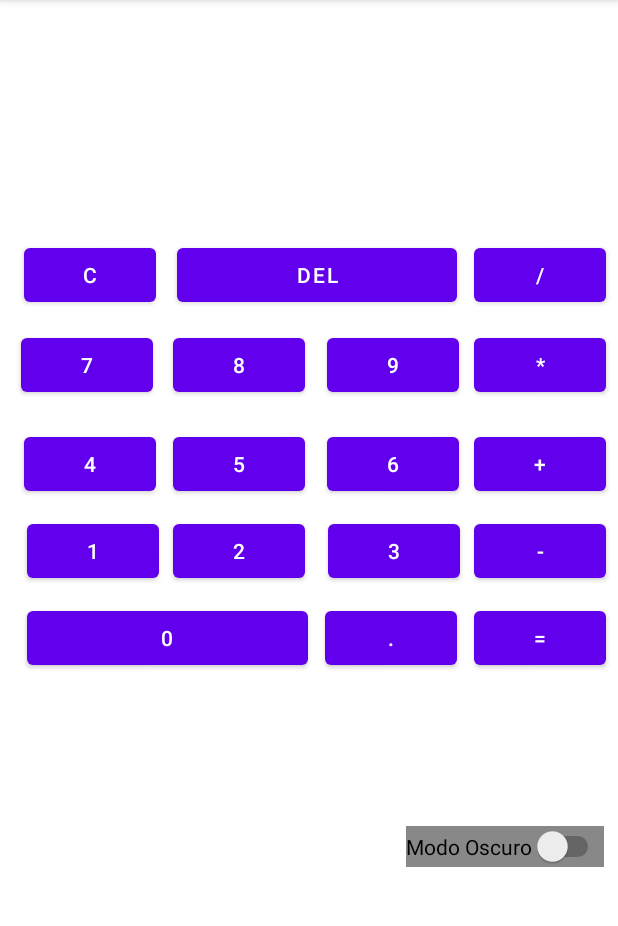
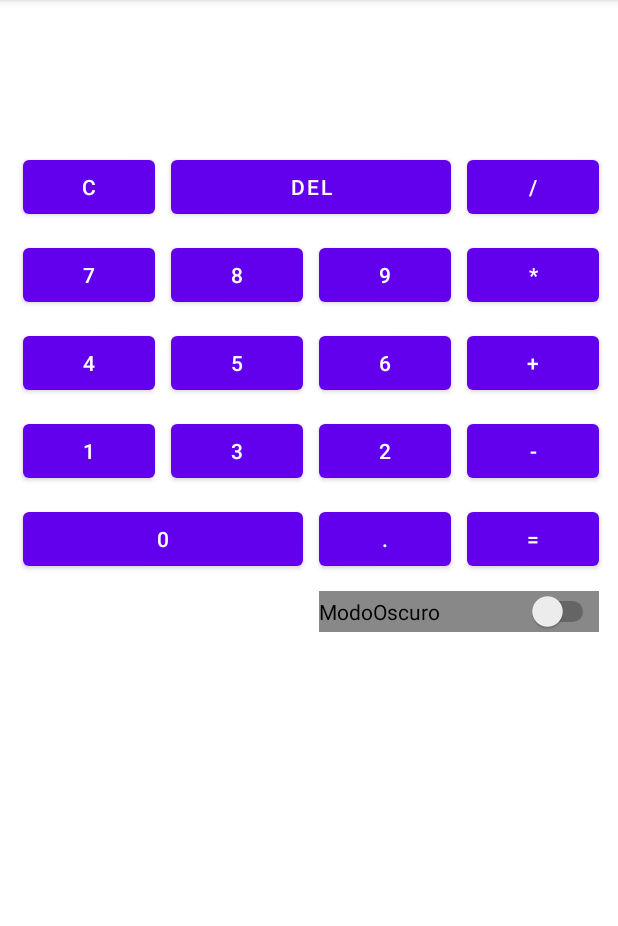
Before and after one commit to Enriquegpb/Caculadora, an Android app: the screen it shows after launch (MainActivity), on a phone screen of 412 x 824 dp, the part 84-1010 px from its top. Run offline under Robolectric (Android 15) with nearby library versions, the phone set to English and light mode, and no system bars.

Commit message:
Tablelayout

```diff
--- a/app/src/main/res/layout/activity_main.xml
+++ b/app/src/main/res/layout/activity_main.xml
@@ -1,220 +1,199 @@
 <?xml version="1.0" encoding="utf-8"?>
 <androidx.constraintlayout.widget.ConstraintLayout xmlns:android="http://schemas.android.com/apk/res/android"
-    xmlns:app="http://schemas.android.com/apk/res-auto"
     xmlns:tools="http://schemas.android.com/tools"
     android:id="@+id/contenedor"
     android:layout_width="match_parent"
     android:layout_height="match_parent"
     tools:context=".MainActivity">
 
+    <TableLayout
+        android:layout_width="match_parent"
+        android:layout_height="match_parent"
+        android:layout_margin="10dp"
+        tools:layout_editor_absoluteX="1dp"
+        tools:layout_editor_absoluteY="542dp">
+
+        <TableRow
+            android:layout_width="match_parent"
+            android:layout_height="match_parent">
+
             <TextView
                 android:id="@+id/textView"
-        android:layout_width="379dp"
-        android:layout_height="109dp"
-        app:layout_constraintBottom_toBottomOf="parent"
-        app:layout_constraintLeft_toLeftOf="parent"
-        app:layout_constraintRight_toRightOf="parent"
-        app:layout_constraintTop_toTopOf="parent"
-        app:layout_constraintVertical_bias="0.043" />
+                android:layout_width="match_parent"
+                android:layout_height="match_parent"
+                android:layout_span="4"
+                android:height="85dp" />
+        </TableRow>
+
+        <TableRow
+            android:layout_width="match_parent"
+            android:layout_height="match_parent">
+
+            <Button
+                android:id="@+id/button"
+                android:layout_width="wrap_content"
+                android:layout_height="wrap_content"
+                android:layout_margin="5dp"
+                android:text="@string/c" />
+
+            <Button
+                android:id="@+id/button2"
+                android:layout_height="wrap_content"
+                android:layout_margin="5dp"
+                android:layout_span="2"
+                android:width="0dp"
+                android:text="@string/del" />
+
+            <Button
+                android:id="@+id/button3"
+                android:layout_width="wrap_content"
+                android:layout_height="wrap_content"
+                android:layout_margin="5dp"
+                android:text="@string/dividir" />
+        </TableRow>
+
+        <TableRow
+            android:layout_width="match_parent"
+            android:layout_height="match_parent">
+
+            <Button
+                android:id="@+id/button4"
+                android:layout_width="wrap_content"
+                android:layout_height="wrap_content"
+                android:layout_margin="5dp"
+                android:text="@string/_7" />
+
+            <Button
+                android:id="@+id/button5"
+                android:layout_width="wrap_content"
+                android:layout_height="wrap_content"
+                android:layout_margin="5dp"
+                android:text="@string/_8" />
+
+            <Button
+                android:id="@+id/button6"
+                android:layout_width="wrap_content"
+                android:layout_height="wrap_content"
+                android:layout_margin="5dp"
+                android:text="@string/_9" />
+
+            <Button
+                android:id="@+id/button13"
+                android:layout_width="wrap_content"
+                android:layout_height="wrap_content"
+                android:layout_margin="5dp"
+                android:text="@string/multiplicar" />
+        </TableRow>
+
+        <TableRow
+            android:layout_width="match_parent"
+            android:layout_height="match_parent">
 
             <Button
                 android:id="@+id/button7"
                 android:layout_width="wrap_content"
                 android:layout_height="wrap_content"
-        android:layout_marginStart="8dp"
-        android:layout_marginEnd="3dp"
-        android:text="@string/_4"
-        app:layout_constraintBaseline_toBaselineOf="@+id/button8"
-        app:layout_constraintEnd_toStartOf="@+id/button8"
-        app:layout_constraintStart_toStartOf="parent" />
+                android:layout_margin="5dp"
+                android:text="@string/_4" />
+
+            <Button
+                android:id="@+id/button8"
+                android:layout_width="wrap_content"
+                android:layout_height="wrap_content"
+                android:layout_margin="5dp"
+                android:text="@string/_5" />
+
+            <Button
+                android:id="@+id/button9"
+                android:layout_width="wrap_content"
+                android:layout_height="wrap_content"
+                android:layout_margin="5dp"
+                android:text="@string/_6" />
+
+            <Button
+                android:id="@+id/button14"
+                android:layout_width="wrap_content"
+                android:layout_height="wrap_content"
+                android:layout_margin="5dp"
+                android:text="@string/sumar" />
+
+        </TableRow>
+
+        <TableRow
+            android:layout_width="match_parent"
+            android:layout_height="match_parent">
+
+            <Button
+                android:id="@+id/button10"
+                android:layout_width="wrap_content"
+                android:layout_height="wrap_content"
+                android:layout_margin="5dp"
+                android:text="@string/_1" />
 
             <Button
                 android:id="@+id/button12"
                 android:layout_width="wrap_content"
                 android:layout_height="wrap_content"
-        android:layout_marginTop="10dp"
-        android:layout_marginEnd="1dp"
-        android:text="@string/_3"
-        app:layout_constraintEnd_toStartOf="@+id/button15"
-        app:layout_constraintStart_toEndOf="@+id/button11"
-        app:layout_constraintTop_toBottomOf="@+id/button9" />
+                android:layout_margin="5dp"
+                android:text="@string/_3" />
 
             <Button
                 android:id="@+id/button11"
                 android:layout_width="wrap_content"
                 android:layout_height="wrap_content"
-        android:layout_marginTop="10dp"
-        android:layout_marginEnd="7dp"
-        android:text="@string/_2"
-        app:layout_constraintEnd_toStartOf="@+id/button12"
-        app:layout_constraintStart_toEndOf="@+id/button10"
-        app:layout_constraintTop_toBottomOf="@+id/button8" />
-
-    <Button
-        android:id="@+id/button2"
-        android:layout_width="0dp"
-        android:layout_height="48dp"
-        android:layout_marginTop="23dp"
-        android:layout_marginEnd="11dp"
-        android:layout_marginBottom="13dp"
-        android:text="@string/del"
-        app:layout_constraintBottom_toTopOf="@+id/button6"
-        app:layout_constraintEnd_toStartOf="@+id/button3"
-        app:layout_constraintStart_toEndOf="@+id/button"
-        app:layout_constraintTop_toBottomOf="@+id/textView" />
-
-    <Button
-        android:id="@+id/button14"
-        android:layout_width="wrap_content"
-        android:layout_height="wrap_content"
-        android:text="@string/sumar"
-        app:layout_constraintBaseline_toBaselineOf="@+id/button9"
-        app:layout_constraintEnd_toEndOf="parent"
-        app:layout_constraintStart_toEndOf="@+id/button9" />
-
-    <Button
-        android:id="@+id/button4"
-        android:layout_width="wrap_content"
-        android:layout_height="wrap_content"
-        android:layout_marginStart="6dp"
-        android:layout_marginEnd="5dp"
-        android:text="@string/_7"
-        app:layout_constraintBaseline_toBaselineOf="@+id/button5"
-        app:layout_constraintEnd_toStartOf="@+id/button5"
-        app:layout_constraintStart_toStartOf="parent" />
-
-    <Button
-        android:id="@+id/button13"
-        android:layout_width="wrap_content"
-        android:layout_height="wrap_content"
-        android:text="@string/multiplicar"
-        app:layout_constraintBaseline_toBaselineOf="@+id/button6"
-        app:layout_constraintEnd_toEndOf="parent"
-        app:layout_constraintStart_toEndOf="@+id/button6" />
+                android:layout_margin="5dp"
+                android:text="@string/_2" />
 
             <Button
                 android:id="@+id/button15"
                 android:layout_width="wrap_content"
                 android:layout_height="wrap_content"
-        android:text="@string/restar"
-        app:layout_constraintBaseline_toBaselineOf="@+id/button12"
-        app:layout_constraintEnd_toEndOf="parent"
-        app:layout_constraintStart_toEndOf="@+id/button12" />
+                android:layout_margin="5dp"
+                android:text="@string/restar" />
+
+        </TableRow>
+
+        <TableRow
+            android:layout_width="match_parent"
+            android:layout_height="match_parent">
 
             <Button
                 android:id="@+id/button18"
-        android:layout_width="0dp"
-        android:layout_height="48dp"
-        android:layout_marginStart="18dp"
-        android:layout_marginEnd="11dp"
-        android:text="@string/_0"
-        app:layout_constraintBaseline_toBaselineOf="@+id/button17"
-        app:layout_constraintEnd_toStartOf="@+id/button17"
-        app:layout_constraintStart_toStartOf="parent" />
+                android:layout_width="wrap_content"
+                android:layout_height="wrap_content"
+                android:layout_margin="5dp"
+                android:layout_span="2"
+                android:text="@string/_0" />
+
+            <Button
+                android:id="@+id/button17"
+                android:layout_width="wrap_content"
+                android:layout_height="wrap_content"
+                android:layout_margin="5dp"
+                android:text="@string/coma" />
 
             <Button
                 android:id="@+id/button16"
                 android:layout_width="wrap_content"
                 android:layout_height="wrap_content"
-        android:layout_marginEnd="8dp"
-        android:text="@string/igual"
-        app:layout_constraintBaseline_toBaselineOf="@+id/button17"
-        app:layout_constraintEnd_toEndOf="parent"
-        app:layout_constraintStart_toEndOf="@+id/button17" />
+                android:layout_margin="5dp"
+                android:text="@string/igual" />
 
-    <Button
-        android:id="@+id/button6"
-        android:layout_width="wrap_content"
-        android:layout_height="wrap_content"
-        android:layout_marginTop="82dp"
-        android:layout_marginEnd="2dp"
-        android:text="@string/_9"
-        app:layout_constraintEnd_toStartOf="@+id/button13"
-        app:layout_constraintStart_toEndOf="@+id/button5"
-        app:layout_constraintTop_toBottomOf="@+id/textView" />
+        </TableRow>
 
-    <Button
-        android:id="@+id/button8"
-        android:layout_width="wrap_content"
-        android:layout_height="wrap_content"
-        android:layout_marginEnd="6dp"
-        android:text="@string/_5"
-        app:layout_constraintEnd_toStartOf="@+id/button9"
-        app:layout_constraintStart_toEndOf="@+id/button7"
-        app:layout_constraintTop_toTopOf="@+id/button9" />
-
-    <Button
-        android:id="@+id/button10"
-        android:layout_width="wrap_content"
-        android:layout_height="wrap_content"
-        android:layout_marginStart="10dp"
-        android:layout_marginEnd="1dp"
-        android:text="@string/_1"
-        app:layout_constraintBaseline_toBaselineOf="@+id/button11"
-        app:layout_constraintEnd_toStartOf="@+id/button11"
-        app:layout_constraintStart_toStartOf="parent" />
-
-    <Button
-        android:id="@+id/button"
-        android:layout_width="wrap_content"
-        android:layout_height="wrap_content"
-        android:layout_marginStart="16dp"
-        android:layout_marginEnd="14dp"
-        android:text="@string/c"
-        app:layout_constraintBaseline_toBaselineOf="@+id/button2"
-        app:layout_constraintEnd_toStartOf="@+id/button2"
-        app:layout_constraintStart_toStartOf="parent" />
-
-    <Button
-        android:id="@+id/button17"
-        android:layout_width="wrap_content"
-        android:layout_height="wrap_content"
-        android:layout_marginTop="10dp"
-        android:layout_marginEnd="11dp"
-        android:text="@string/coma"
-        app:layout_constraintEnd_toStartOf="@+id/button16"
-        app:layout_constraintStart_toEndOf="@+id/button18"
-        app:layout_constraintTop_toBottomOf="@+id/button12" />
-
-    <Button
-        android:id="@+id/button9"
-        android:layout_width="wrap_content"
-        android:layout_height="wrap_content"
-        android:layout_marginTop="18dp"
-        android:layout_marginEnd="2dp"
-        android:text="@string/_6"
-        app:layout_constraintEnd_toStartOf="@+id/button14"
-        app:layout_constraintStart_toEndOf="@+id/button8"
-        app:layout_constraintTop_toBottomOf="@+id/button6" />
-
-    <Button
-        android:id="@+id/button5"
-        android:layout_width="wrap_content"
-        android:layout_height="wrap_content"
-        android:layout_marginEnd="6dp"
-        android:text="@string/_8"
-        app:layout_constraintEnd_toStartOf="@+id/button6"
-        app:layout_constraintStart_toEndOf="@+id/button4"
-        app:layout_constraintTop_toTopOf="@+id/button6" />
-
-    <Button
-        android:id="@+id/button3"
-        android:layout_width="wrap_content"
-        android:layout_height="wrap_content"
-        android:layout_marginEnd="8dp"
-        android:text="@string/dividir"
-        app:layout_constraintBaseline_toBaselineOf="@+id/button2"
-        app:layout_constraintEnd_toEndOf="parent"
-        app:layout_constraintStart_toEndOf="@+id/button2" />
+        <TableRow
+            android:layout_width="match_parent"
+            android:layout_height="match_parent">
 
             <Switch
                 android:id="@+id/sw"
                 android:layout_width="wrap_content"
                 android:layout_height="wrap_content"
-        android:layout_marginEnd="9dp"
-        android:layout_marginBottom="190dp"
-        android:text="Modo Oscuro"
-        app:layout_constraintBottom_toBottomOf="parent"
-        app:layout_constraintEnd_toEndOf="parent" />
+                android:layout_column="2"
+                android:layout_margin="5dp"
+                android:layout_span="2"
+                android:text="ModoOscuro" />
+        </TableRow>
+    </TableLayout>
 
 </androidx.constraintlayout.widget.ConstraintLayout>
```
Lines whose indentation alone changed are shown as unchanged.
